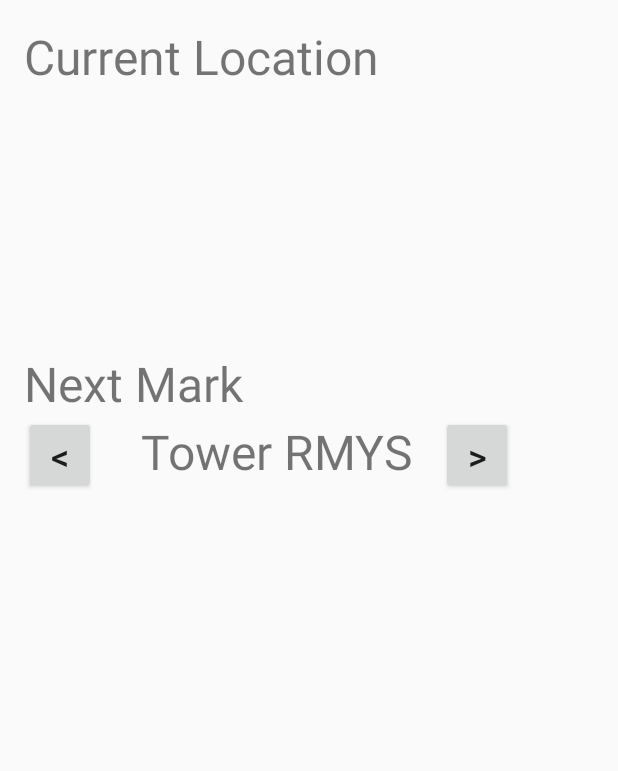
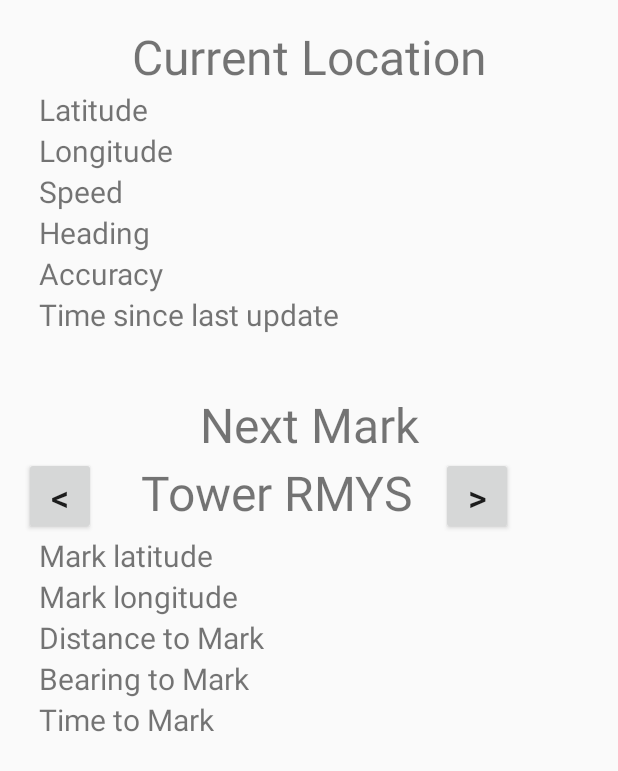
Before and after one commit to rjobeirne/SailRight-earlydev, an Android app: the screen it shows after launch (MainActivity), on a phone screen of 412 x 824 dp. Shown: the top 771 px of the screen. Run offline under Robolectric (Android 15) with nearby library versions, the phone set to English and light mode, and no system bars.

Commit message:
Time to Mark added
plus other cleanup

```diff
--- a/app/src/main/java/com/google/android/gms/location/sample/locationupdates/MainActivity.java
+++ b/app/src/main/java/com/google/android/gms/location/sample/locationupdates/MainActivity.java
@@ -49,9 +49,11 @@ import com.google.android.gms.tasks.OnSuccessListener;
 
 import java.text.DateFormat;
 import java.text.DecimalFormat;
+import java.text.SimpleDateFormat;
 import java.util.ArrayList;
 import java.util.Calendar;
 import java.util.Date;
+import java.util.concurrent.TimeUnit;
 
 
 /**
@@ -64,6 +66,7 @@ import java.util.Date;
  * off. The {@code SettingsApi} makes it possible to determine if a device's system settings are
  * adequate for the location request, and to optionally invoke a dialog that allows the user to
  * enable the necessary settings.
+
  * <p/>
  * This sample allows the user to request location updates using the ACCESS_FINE_LOCATION setting
  * (as specified in AndroidManifest.xml).
@@ -144,6 +147,8 @@ public class MainActivity extends AppCompatActivity {
     private TextView mMarkLongitudeTextView;
     private TextView mDistanceTextView;
     private TextView mBearingTextView;
+    private TextView mTimeToMarkTextView;
+
 
     // Labels.
     private String mNextMarkLabel;
@@ -155,6 +160,7 @@ public class MainActivity extends AppCompatActivity {
     private String mDistanceTextViewLabel;
     private String mBearingTextViewLabel;
     private String mLastUpdateTimeLabel;
+    private String mTimeToMarkTextViewLabel;
 
     /**
      * Tracks the status of the location updates request. Value changes when the user presses the
@@ -169,20 +175,25 @@ public class MainActivity extends AppCompatActivity {
 
     // Define the 'Marks' Array
     Marks theMarks = null;
-    MarksList theMarksList2 = null;
+    MarksList theMarksList = null;
 
     // Define parameters of next mark
-    String mSpeed;
-    float speedDisplay;
-    String mHeading;
+    double mSpeed;
+    double vmgToMark;
+    String speedDisplay;
+    long mHeading;
+    String displayHeading;
     String nextMark;
     Location destMark;
     float distToMark;
     int bearingToMark;
     float distDisplay;
-    String distanceToMark;
+    String displayDistToMark;
+    float distanceToMark;
     long lastUpdateTime;
     long timeSinceLastUpdate;
+    long timeToMark;
+    String ttmDisplay;
 
     int pos = 0;
     int listMarkSize;
@@ -196,14 +207,14 @@ public class MainActivity extends AppCompatActivity {
         //Create the ArrayList object here, for use in all the MainActivity
         try {
             theMarks = new Marks(this);
-            theMarksList2 = new MarksList(this);
+            theMarksList = new MarksList(this);
         } catch (IllegalAccessException e) {
             e.printStackTrace();
         }
 
         // Create the ArrayList in the constructor, so only done once
         theMarks.parseXML();
-        theMarksList2.parseXML();
+        theMarksList.parseXML();
 
         // Locate the UI widgets.
         mNextMarkTextView = (TextView) findViewById(R.id.next_mark_name);
@@ -217,6 +228,7 @@ public class MainActivity extends AppCompatActivity {
         mDistanceTextView = (TextView) findViewById(R.id.distance_text);
         mBearingTextView = (TextView) findViewById(R.id.bearing_text);
         mLastUpdateTimeTextView = (TextView) findViewById(R.id.last_update_time_text);
+        mTimeToMarkTextView = (TextView) findViewById(R.id.time_to_mark);
 
         // Set labels.
         mNextMarkLabel = getResources().getString(R.string.next_mark);
@@ -228,6 +240,7 @@ public class MainActivity extends AppCompatActivity {
         mDistanceTextViewLabel = getResources().getString(R.string.distance_label);
         mBearingTextViewLabel = getResources().getString(R.string.bearing_label);
         mLastUpdateTimeLabel = getResources().getString(R.string.last_update_time_label);
+        mTimeToMarkTextViewLabel =getResources().getString(R.string.time_to_mark_label);
 
         mRequestingLocationUpdates = true;
         mLastUpdateTime = "";
@@ -407,7 +420,7 @@ public class MainActivity extends AppCompatActivity {
      */
     public void next_mark(View view) {
         {
-            // Increment to the position of the next mark on the list
+            // Increment to the position of the nMath.abs(ext mark on the list
             if (pos >= listMarkSize - 1) {
                 pos = 0;
             } else
@@ -432,9 +445,9 @@ public class MainActivity extends AppCompatActivity {
      */
     public void setNextMark() {
 
-        ArrayList marksList2 = theMarksList2.marksList;
-        listMarkSize = marksList2.size();
-        nextMark = (String) marksList2.get(pos);
+        ArrayList marksList = theMarksList.marksList;
+        listMarkSize = marksList.size();
+        nextMark = (String) marksList.get(pos);
 
         mNextMarkTextView.setText(nextMark);
 
@@ -448,7 +461,7 @@ public class MainActivity extends AppCompatActivity {
         updateLocationUI();
     }
 
-    /**
+    /**Math.abs(
      * Sets the value of the UI fields for the location latitude, longitude and last update time.
      */
     private void updateLocationUI() {
@@ -458,19 +471,21 @@ public class MainActivity extends AppCompatActivity {
 
         // Process gps data for display on UI
             // Convert speed to knots and format
-            mSpeed = new DecimalFormat( "##0.00").format( mCurrentLocation.getSpeed() * 1.943844);
+            mSpeed = mCurrentLocation.getSpeed() * 1.943844;
+            speedDisplay = new DecimalFormat( "##0.00").format( mSpeed);
 
             // Change heading to correct format
-             mHeading = String.format("%03d", (int) mCurrentLocation.getBearing());
+            mHeading = (long) mCurrentLocation.getBearing();
+            displayHeading = String.format("%03d", (int) mHeading);
 
             // Change distance to mark to nautical miles if > 500m and correct format
             distToMark = mCurrentLocation.distanceTo(destMark);
 
                 // Use nautical miles when distToMark is >500m.
                 if ( distToMark >500) {
-                    distanceToMark = new DecimalFormat("###0.00").format(distToMark / 1852) + " NM";
+                    displayDistToMark = new DecimalFormat("###0.00").format(distToMark / 1852) + " NM";
                 } else {
-                    distanceToMark = new DecimalFormat("###0").format(distToMark) + " m";
+                    displayDistToMark = new DecimalFormat("###0").format(distToMark) + " m";
                 }
 
             // Get bearing to mark
@@ -483,20 +498,37 @@ public class MainActivity extends AppCompatActivity {
             lastUpdateTime = mCurrentLocation.getTime();
             timeSinceLastUpdate = (Calendar.getInstance().getTimeInMillis() - lastUpdateTime)/1000;
 
+            // Calculate time to the mark
+            mSpeed = (float) mCurrentLocation.getSpeed();
 
+            // Calc time to mark
+            vmgToMark = Math.cos(mHeading - bearingToMark) * mSpeed;
 
+            if (vmgToMark > 0) {
+                timeToMark = (long) (distToMark / vmgToMark);
+
+                ttmDisplay = String.format("%02dh %02d' %02d\"",
+                    TimeUnit.SECONDS.toHours(timeToMark),
+                    TimeUnit.SECONDS.toMinutes(timeToMark) -
+                    TimeUnit.HOURS.toMinutes(TimeUnit.SECONDS.toHours(timeToMark)),
+                    TimeUnit.SECONDS.toSeconds(timeToMark) -
+                    TimeUnit.MINUTES.toSeconds(TimeUnit.SECONDS.toMinutes(timeToMark)));
+            } else {
+                ttmDisplay = "--h --' --\"";
+            }
 
         // Send info to UI
             mLatitudeTextView.setText(mLatitudeLabel + ": " + mCurrentLocation.getLatitude());
             mLongitudeTextView.setText(mLongitudeLabel + ": " + mCurrentLocation.getLongitude());
-            mSpeedTextView.setText(mSpeedLabel + ": " + mSpeed + " kt");
+            mSpeedTextView.setText(mSpeedLabel + ": " + speedDisplay + " kt");
             mHeadingTextView.setText(mHeadingLabel + ": " + mHeading);
             mAccuracyTextView.setText(mAccuracyTextViewLabel + ": " + mCurrentLocation.getAccuracy() + " m");
             mMarkLatitudeTextView.setText("Mark " + mLatitudeLabel + ": " + destMark.getLatitude());
             mMarkLongitudeTextView.setText("Mark " + mLongitudeLabel + ": " + destMark.getLongitude());
-            mDistanceTextView.setText(mDistanceTextViewLabel + ": " + distanceToMark);
+            mDistanceTextView.setText(mDistanceTextViewLabel + ": " + displayDistToMark);
             mBearingTextView.setText(mBearingTextViewLabel + ": " + String.format("%03d", bearingToMark));
             mLastUpdateTimeTextView.setText(mLastUpdateTimeLabel + ": " + timeSinceLastUpdate);
+            mTimeToMarkTextView.setText(mTimeToMarkTextViewLabel + ": " + ttmDisplay);
         }
     }
 
--- a/app/src/main/res/layout/main_activity.xml
+++ b/app/src/main/res/layout/main_activity.xml
@@ -37,6 +37,7 @@
         <TextView
         android:layout_width="match_parent"
         android:layout_height="match_parent"
+        android:gravity="center_horizontal"
         android:text="Current Location"
         android:textSize="32sp" />
 
@@ -44,6 +45,7 @@
         android:id="@+id/latitude"
         android:layout_width="wrap_content"
         android:layout_height="wrap_content"
+        android:text="Latitude"
         android:layout_marginLeft="@dimen/small_margin"
         android:layout_marginStart="@dimen/small_margin"
         android:textSize="@dimen/default_text_size" />
@@ -52,6 +54,7 @@
         android:id="@+id/longitude"
         android:layout_width="wrap_content"
         android:layout_height="wrap_content"
+        android:text="Longitude"
         android:layout_marginLeft="@dimen/small_margin"
         android:layout_marginStart="@dimen/small_margin"
         android:textSize="@dimen/default_text_size" />
@@ -60,6 +63,7 @@
         android:id="@+id/speed_text"
         android:layout_width="wrap_content"
         android:layout_height="wrap_content"
+        android:text="Speed"
         android:layout_marginLeft="@dimen/small_margin"
         android:layout_marginStart="@dimen/small_margin"
         android:textSize="@dimen/default_text_size" />
@@ -68,6 +72,7 @@
         android:id="@+id/heading_text"
         android:layout_width="wrap_content"
         android:layout_height="wrap_content"
+        android:text="Heading"
         android:layout_marginLeft="@dimen/small_margin"
         android:layout_marginStart="@dimen/small_margin"
         android:textSize="@dimen/default_text_size" />
@@ -76,14 +81,24 @@
         android:id="@+id/accuracy_text"
         android:layout_width="wrap_content"
         android:layout_height="wrap_content"
+        android:text="Accuracy"
         android:layout_marginLeft="@dimen/small_margin"
         android:layout_marginStart="@dimen/small_margin"
         android:textSize="@dimen/default_text_size" />
 
+        <TextView
+            android:id="@+id/last_update_time_text"
+            android:layout_width="wrap_content"
+            android:layout_height="wrap_content"
+            android:text="Time since last update"
+            android:layout_marginLeft="@dimen/small_margin"
+            android:layout_marginStart="@dimen/small_margin"
+            android:textSize="@dimen/default_text_size" />
 
         <TextView
         android:layout_width="match_parent"
         android:layout_height="match_parent"
+        android:gravity="center_horizontal"
         android:text="\nNext Mark"
         android:textSize="32sp"/>
 
@@ -125,6 +140,7 @@
         android:id="@+id/next_mark_lat"
             android:layout_width="wrap_content"
             android:layout_height="wrap_content"
+            android:text="Mark latitude"
             android:layout_marginLeft="@dimen/small_margin"
             android:layout_marginStart="@dimen/small_margin"
             android:textSize="@dimen/default_text_size" />
@@ -133,35 +149,37 @@
             android:id="@+id/next_mark_lon"
             android:layout_width="wrap_content"
             android:layout_height="wrap_content"
+            android:text="Mark longitude"
             android:layout_marginLeft="@dimen/small_margin"
             android:layout_marginStart="@dimen/small_margin"
             android:textSize="@dimen/default_text_size" />
-
-
 
         <TextView
             android:id="@+id/distance_text"
             android:layout_width="wrap_content"
             android:layout_height="wrap_content"
-            android:layout_marginLeft="@dimen/small_margin"
-            android:layout_marginStart="@dimen/small_margin"
-            android:textSize="@dimen/default_text_size" />
-        <TextView
-            android:id="@+id/bearing_text"
-            android:layout_width="wrap_content"
-            android:layout_height="wrap_content"
+            android:text="Distance to Mark"
             android:layout_marginLeft="@dimen/small_margin"
             android:layout_marginStart="@dimen/small_margin"
             android:textSize="@dimen/default_text_size" />
 
         <TextView
-            android:id="@+id/last_update_time_text"
+            android:id="@+id/bearing_text"
             android:layout_width="wrap_content"
             android:layout_height="wrap_content"
+            android:text="Bearing to Mark"
             android:layout_marginLeft="@dimen/small_margin"
             android:layout_marginStart="@dimen/small_margin"
             android:textSize="@dimen/default_text_size" />
 
+       <TextView
+            android:id="@+id/time_to_mark"
+            android:layout_width="wrap_content"
+            android:layout_height="wrap_content"
+            android:text="Time to Mark"
+            android:layout_marginLeft="@dimen/small_margin"
+            android:layout_marginStart="@dimen/small_margin"
+            android:textSize="@dimen/default_text_size" />
 
     </LinearLayout>
 </androidx.coordinatorlayout.widget.CoordinatorLayout>
--- a/app/src/main/res/values/strings.xml
+++ b/app/src/main/res/values/strings.xml
@@ -26,6 +26,7 @@
     <string name="bearing_label">Bearing to Mark</string>
     <string name="last_update_time_label">Time since last update</string>
     <string name="accuracy">Accuracy</string>
+    <string name="time_to_mark_label">Time to Mark</string>
 
     <string name="start_updates">Start updates</string>
     <string name="stop_updates">Stop updates</string>
```
